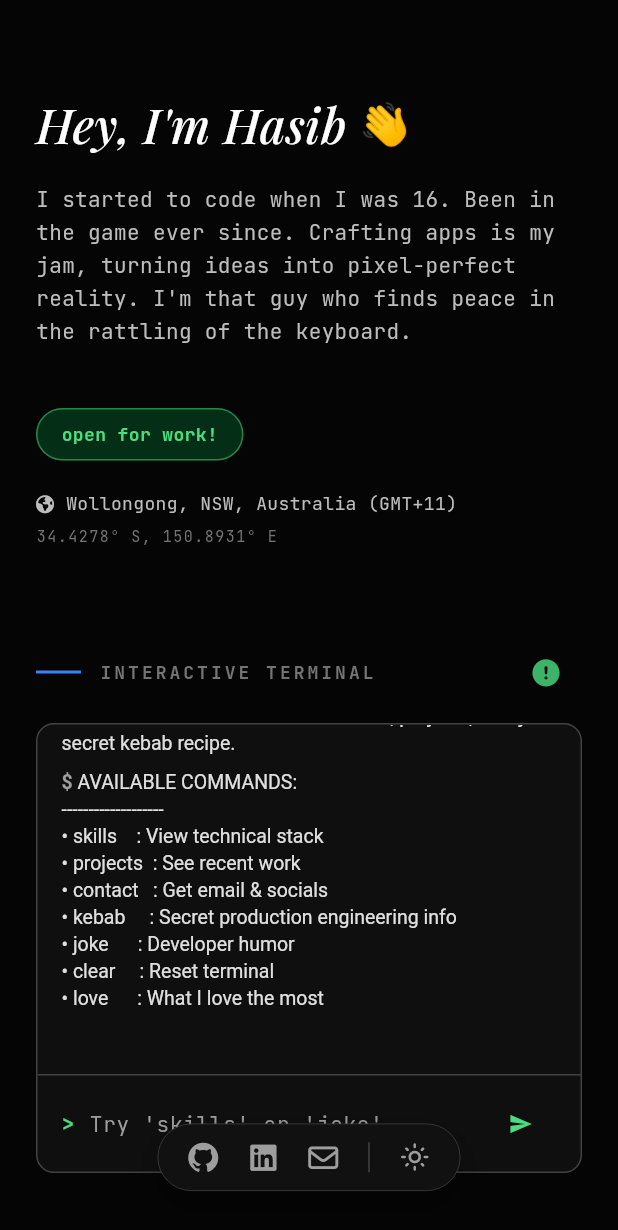
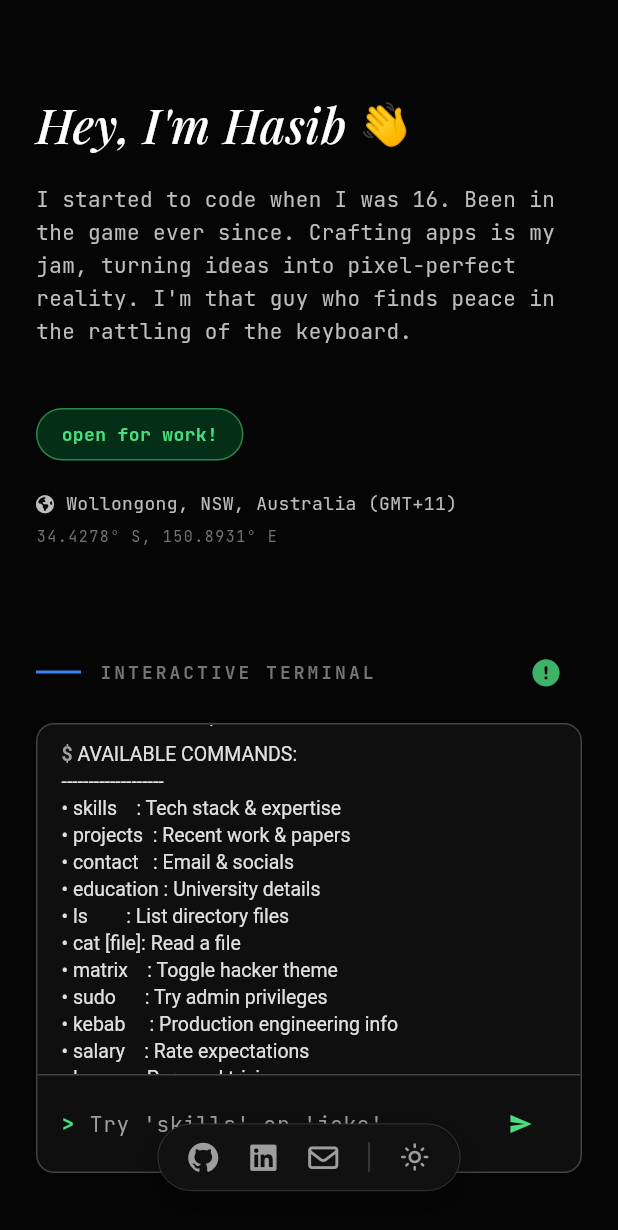
Before and after one commit to hasibullah1811/hasibullah.dev, a Flutter app: the screen it shows after launch, after a tap on an icon or button, on a phone screen of 412 x 824 dp. Shown: the top 1230 px of the screen. Run offline on Flutter 3.47's test engine with Material 3 defaults, Android fonts, the light colour scheme and no system bars; our stand-ins replace font_awesome_flutter, google_fonts; missing offline and left inert: dart:html.

Commit message:
new commands added

```diff
--- a/lib/main.dart
+++ b/lib/main.dart
@@ -209,6 +209,7 @@ class TerminalChat extends StatefulWidget {
 
 class _TerminalChatState extends State<TerminalChat> {
   final TextEditingController _controller = TextEditingController();
+  Color? _terminalTextColor;
   final List<Map<String, String>> _history = [
     {
       "role": "system",
@@ -229,23 +230,27 @@ class _TerminalChatState extends State<TerminalChat> {
   }
 
   void _showHelp() {
-    // If we are already typing, don't interrupt
     if (_isTyping) return;
 
     setState(() {
-      // 1. Add a "System" message with the list of commands
       _history.add({
         "role": "system",
         "text":
             "AVAILABLE COMMANDS:\n"
             "-------------------\n"
-            "• skills    : View technical stack\n"
-            "• projects  : See recent work\n"
-            "• contact   : Get email & socials\n"
-            "• kebab     : Secret production engineering info\n"
+            "• skills    : Tech stack & expertise\n"
+            "• projects  : Recent work & papers\n"
+            "• contact   : Email & socials\n"
+            "• education : University details\n"
+            "• ls        : List directory files\n"
+            "• cat [file]: Read a file\n"
+            "• matrix    : Toggle hacker theme\n"
+            "• sudo      : Try admin privileges\n"
+            "• kebab     : Production engineering info\n"
+            "• salary    : Rate expectations\n"
+            "• love      : Personal trivia\n"
             "• joke      : Developer humor\n"
-            "• clear     : Reset terminal\n"
-            "• love      : What I love the most\n",
+            "• clear     : Reset terminal",
       });
     });
     _scrollToBottom();
@@ -272,6 +277,63 @@ class _TerminalChatState extends State<TerminalChat> {
 
   // Simple "Fake LLM" Logic
   String _generateResponse(String input) {
+    // Clean up input
+    input = input.trim().toLowerCase();
+
+    // -----------------------------------------------------------------
+    // PRIORITY 1: SYSTEM COMMANDS & EASTER EGGS (Check these FIRST)
+    // -----------------------------------------------------------------
+
+    // 1. LS (File System)
+    if (input == "ls" || input.contains("dir")) {
+      return "Directory of /home/hasib/brain:\n"
+          "drwx------  projects/\n"
+          "-r--r--r--  resume.pdf\n"
+          "-rw-r--r--  secret_kebab_recipe.txt\n"
+          "-r-x------  world_domination_plan.sh";
+    }
+    // 2. CAT (Reading Files) - Must be before "kebab" check!
+    else if (input.contains("cat secret") || input.contains("read secret")) {
+      return "ACCESS DENIED: This file is encrypted with 256-bit garlic sauce protection. Nice try.";
+    } else if (input.contains("cat world") || input.contains("run world")) {
+      return "Executing world_domination_plan.sh...\n"
+          "Loading AI...\n"
+          "Error: Insufficient coffee. Aborting.";
+    } else if (input.contains("cat")) {
+      return "Error: File not found or you do not have permission to view it.";
+    }
+    // 3. SUDO (The Trap)
+    else if (input.contains("sudo") || input.contains("rm -rf")) {
+      return "PERMISSION DENIED: You are not in the sudoers file. This incident will be reported to my wife.";
+    }
+    // 4. MATRIX (Theme Change)
+    else if (input.contains("matrix")) {
+      Future.delayed(Duration.zero, () {
+        if (mounted) {
+          setState(() {
+            _terminalTextColor = const Color(0xFF00FF00); // Hacker Green
+          });
+        }
+      });
+      return "Wake up, Neo... The Matrix has you.";
+    } else if (input.contains("reset") || input.contains("normal")) {
+      Future.delayed(Duration.zero, () {
+        if (mounted) {
+          setState(() {
+            _terminalTextColor = null; // Reset to default
+          });
+        }
+      });
+      return "Theme reset to default.";
+    }
+    // 5. CLEAR
+    else if (input.contains("clear") || input.contains("cls")) {
+      setState(() => _history.clear());
+      return "Console cleared.";
+    } else if (input.contains("help")) {
+      return "COMMANDS: skills, projects, contact, education, ls, cat, matrix, sudo, kebab, salary, love, joke, clear.";
+    }
+
     if (input.contains("hi") || input.contains("hello")) {
       return "Hello! I am Hasib's digital assistant. How can I help you?";
     } else if (input.contains("skill") ||
@@ -447,11 +509,13 @@ class _TerminalChatState extends State<TerminalChat> {
                             TextSpan(
                               text: msg["text"],
                               style: TextStyle(
-                                color: isUser
-                                    ? primaryColor
-                                    : (isDark
-                                          ? Colors.grey[300]
-                                          : Colors.grey[800]),
+                                color:
+                                    _terminalTextColor ??
+                                    (isUser
+                                        ? primaryColor
+                                        : (isDark
+                                              ? Colors.grey[300]
+                                              : Colors.grey[800])),
                               ),
                             ),
                           ],
```
